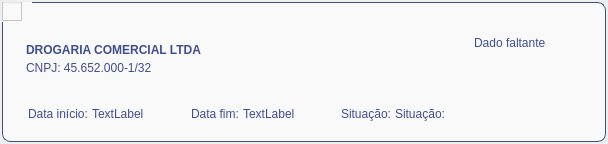
Before: the Qt Designer form Design/UI/itemResumoCNIS.ui in newprev/PrevCliente, drawn with Qt 5.
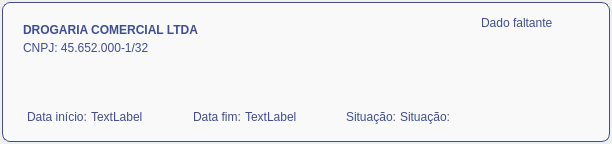
After: the same form once the commit is applied. Icons and pictures are not drawn.

```diff
--- a/Design/UI/itemResumoCNIS.ui
+++ b/Design/UI/itemResumoCNIS.ui
@@ -6,7 +6,7 @@
    <rect>
     <x>0</x>
     <y>0</y>
-    <width>608</width>
+    <width>612</width>
     <height>144</height>
    </rect>
   </property>
@@ -115,7 +115,7 @@
     <number>2</number>
    </property>
    <item>
-    <widget class="QGroupBox" name="gbMain">
+    <widget class="QWidget" name="gbMain" native="true">
      <property name="sizePolicy">
       <sizepolicy hsizetype="Minimum" vsizetype="Minimum">
        <horstretch>0</horstretch>
@@ -134,12 +134,6 @@
        <height>13215644</height>
       </size>
      </property>
-     <property name="checkable">
-      <bool>true</bool>
-     </property>
-     <property name="checked">
-      <bool>false</bool>
-     </property>
      <layout class="QHBoxLayout" name="horizontalLayout_2">
       <item>
        <widget class="QFrame" name="frame_2">
```
